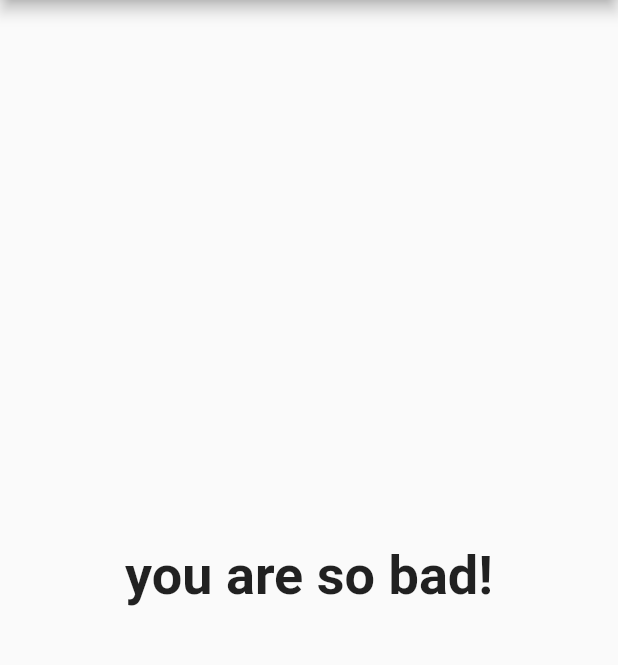
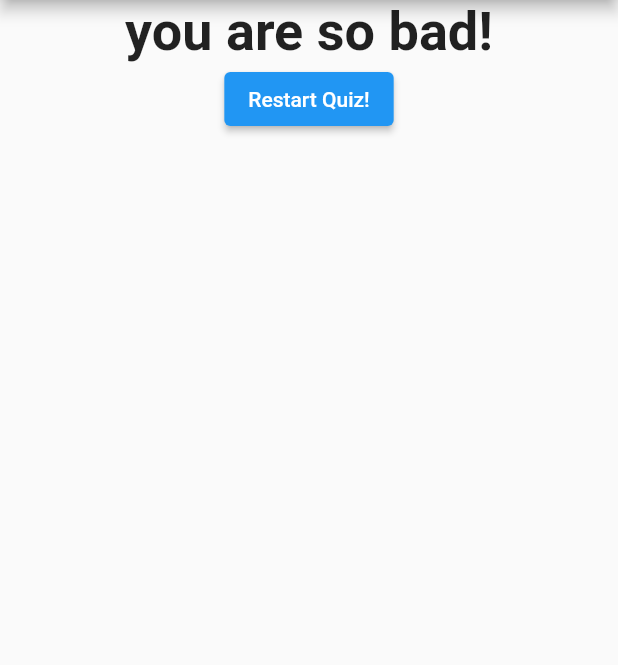
Before and after one commit to ibrikk/first_app_flutter, a Flutter app: the screen it shows after launch, after a tap on "Black", after a tap on "Zebra", after a tap on "Titanic", on a phone screen of 412 x 824 dp, the part 84-749 px from its top. Run offline on Flutter 3.47's test engine with Material 2 defaults, Android fonts, the phone set to English and light mode, and no system bars.

Commit message:
centering text

```diff
--- a/lib/main.dart
+++ b/lib/main.dart
@@ -44,6 +44,14 @@ class _MyAppState extends State<MyApp> {
 
   var _questionIndex = 0;
   var _totalScore = 0;
+
+  void _resetQuiz() {
+    setState(() {
+      _questionIndex = 0;
+      _totalScore = 0;
+    });
+  }
+
   void _answerQuestion(int score) {
     setState(() {
       _questionIndex += 1;
@@ -68,7 +76,7 @@ class _MyAppState extends State<MyApp> {
               questions: _questions,
               questionIndex: _questionIndex,
             )
-          : Result(_totalScore),
+          : Result(_totalScore, _resetQuiz),
     ));
   }
 }
--- a/lib/result.dart
+++ b/lib/result.dart
@@ -3,8 +3,9 @@ import './quiz.dart';
 
 class Result extends StatelessWidget {
   final int resultScore;
+  final VoidCallback resetHandler;
 
-  Result(this.resultScore);
+  Result(this.resultScore, this.resetHandler);
 
   String get resultPhrase {
     String resultText;
@@ -23,10 +24,15 @@ class Result extends StatelessWidget {
   @override
   Widget build(BuildContext context) {
     return Center(
-      child: Text(
-        resultPhrase,
-        style: TextStyle(fontSize: 36, fontWeight: FontWeight.bold),
-        textAlign: TextAlign.center,
+      child: Column(
+        children: <Widget>[
+          Text(
+            resultPhrase,
+            style: TextStyle(fontSize: 36, fontWeight: FontWeight.bold),
+            textAlign: TextAlign.center,
+          ),
+          ElevatedButton(onPressed: resetHandler, child: Text('Restart Quiz!'))
+        ],
       ),
     );
   }
```
